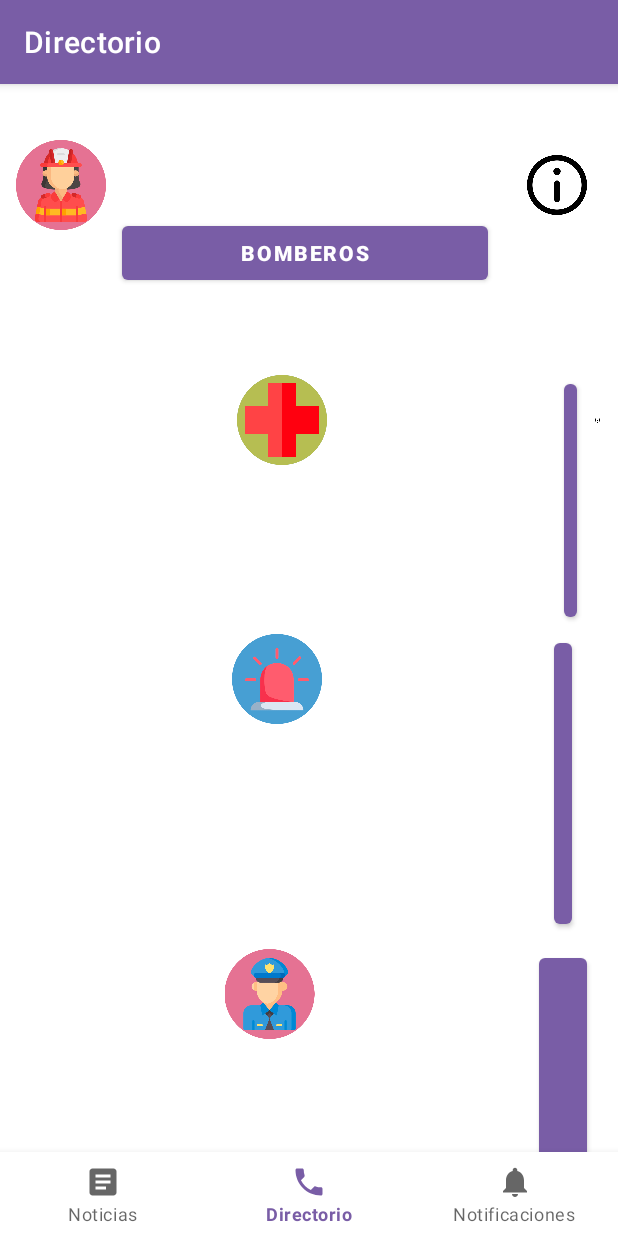
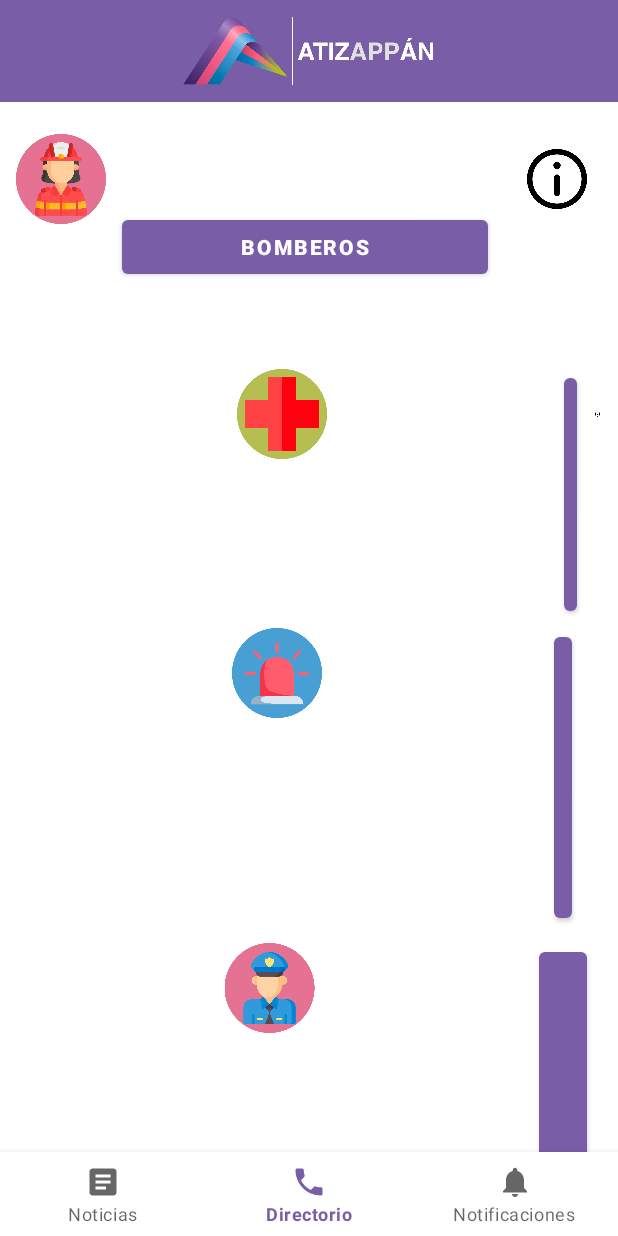
Before and after one commit to GermanGuzmanLopez/Atizappan, an Android app: the DashboardFragment screen opened through its navigation route, on a phone screen of 412 x 824 dp. Run offline under Robolectric (Android 15) with nearby library versions, the phone set to English and light mode, and no system bars; our stand-ins replace navigation-ui.

Commit message:
AtizAppan Modificaciones a las interfaces

```diff
--- a/app/src/main/java/mx/ggl/atizappanmobile/MainActivity.kt
+++ b/app/src/main/java/mx/ggl/atizappanmobile/MainActivity.kt
@@ -29,7 +29,7 @@ class MainActivity : AppCompatActivity() {
                 R.id.navigation_home, R.id.navigation_dashboard, R.id.navigation_notifications
             )
         )
-        setupActionBarWithNavController(navController, appBarConfiguration)
+//        setupActionBarWithNavController(navController, appBarConfiguration)
         navView.setupWithNavController(navController)
     }
 }
--- /dev/null
+++ b/app/src/main/res/layout/actionbar.xml
@@ -0,0 +1,20 @@
+<?xml version="1.0" encoding="utf-8"?>
+<RelativeLayout xmlns:android="http://schemas.android.com/apk/res/android"
+    android:layout_width="wrap_content"
+    android:layout_height="wrap_content"
+    android:background="@color/morado">
+
+    <RelativeLayout
+        android:layout_width="match_parent"
+        android:layout_height="wrap_content"
+        android:padding="4dp">
+
+        <ImageView
+            android:layout_width="wrap_content"
+            android:layout_height="60dp"
+            android:scaleType="fitCenter"
+            android:src="@drawable/bannerlogo"></ImageView>
+
+    </RelativeLayout>
+
+</RelativeLayout>
--- a/app/src/main/res/layout/activity_main.xml
+++ b/app/src/main/res/layout/activity_main.xml
@@ -4,6 +4,9 @@
     android:id="@+id/container"
     android:layout_width="match_parent"
     android:layout_height="match_parent">
+
+    <include layout="@layout/actionbar"
+        android:id="@+id/banner"/>
 
     <com.google.android.material.bottomnavigation.BottomNavigationView
         android:id="@+id/nav_view"
@@ -21,12 +24,14 @@
         android:id="@+id/nav_host_fragment_activity_main"
         android:name="androidx.navigation.fragment.NavHostFragment"
         android:layout_width="match_parent"
-        android:layout_height="match_parent"
+        android:layout_height="0dp"
         app:defaultNavHost="true"
         app:layout_constraintBottom_toTopOf="@id/nav_view"
         app:layout_constraintLeft_toLeftOf="parent"
         app:layout_constraintRight_toRightOf="parent"
-        app:layout_constraintTop_toTopOf="parent"
+        app:layout_constraintTop_toBottomOf="@id/banner"
         app:navGraph="@navigation/mobile_navigation" />
 
+
+
 </androidx.constraintlayout.widget.ConstraintLayout>
--- a/app/src/main/res/layout/fragment_dashboard.xml
+++ b/app/src/main/res/layout/fragment_dashboard.xml
@@ -11,7 +11,7 @@
     <LinearLayout
         android:layout_width="wrap_content"
         android:layout_height="wrap_content"
-        android:layout_marginTop="32dp"
+        android:layout_marginTop="16dp"
         android:orientation="vertical"
         app:layout_constraintEnd_toEndOf="parent"
         app:layout_constraintStart_toStartOf="parent"
--- a/app/src/main/res/values/themes.xml
+++ b/app/src/main/res/values/themes.xml
@@ -1,6 +1,6 @@
 <resources xmlns:tools="http://schemas.android.com/tools">
     <!-- Base application theme. -->
-    <style name="Theme.AtizappanMobile" parent="Theme.MaterialComponents.DayNight.DarkActionBar">
+    <style name="Theme.AtizappanMobile" parent="Theme.MaterialComponents.DayNight.NoActionBar">
         <!-- Primary brand color. -->
         <item name="colorPrimary">@color/morado</item>
         <item name="colorPrimaryVariant">@color/morado</item>
@@ -13,4 +13,5 @@
         <item name="android:statusBarColor" tools:targetApi="l">?attr/colorPrimaryVariant</item>
         <!-- Customize your theme here. -->
     </style>
+
 </resources>
```
Also changed, not shown: app/src/main/res/drawable/ablogo.png (added), app/src/main/res/drawable/bannerlogo.png (added).
